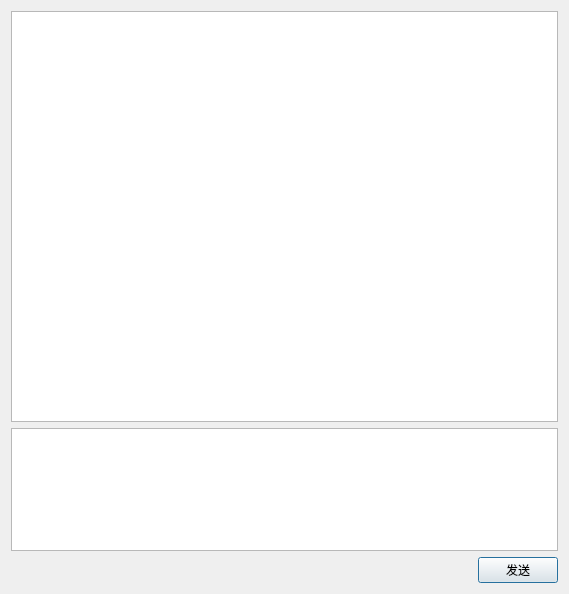
The window that iChat/chat.ui (denglfs/Chat) describes before a commit, drawn with Qt 5.
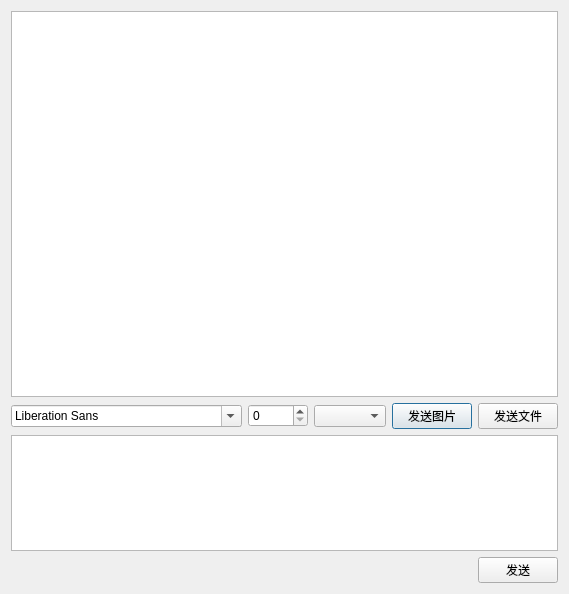
The same window after the commit.

The edit to the form file:
```diff
--- a/iChat/chat.ui
+++ b/iChat/chat.ui
@@ -19,7 +19,7 @@
   <property name="statusTip">
    <string/>
   </property>
-  <layout class="QVBoxLayout" name="verticalLayout" stretch="10,3,1">
+  <layout class="QVBoxLayout" name="verticalLayout" stretch="10,0,3,1">
    <item>
     <widget class="QTextBrowser" name="textBrowser">
      <property name="mouseTracking">
@@ -36,6 +36,33 @@
      </property>
     </widget>
    </item>
+   <item>
+    <layout class="QHBoxLayout" name="horizontalLayout_2">
+     <item>
+      <widget class="QFontComboBox" name="fontComboBox"/>
+     </item>
+     <item>
+      <widget class="QSpinBox" name="spinBox"/>
+     </item>
+     <item>
+      <widget class="QComboBox" name="comboBox"/>
+     </item>
+     <item>
+      <widget class="QPushButton" name="pushButton">
+       <property name="text">
+        <string>发送图片</string>
+       </property>
+      </widget>
+     </item>
+     <item>
+      <widget class="QPushButton" name="sendFileButton">
+       <property name="text">
+        <string>发送文件</string>
+       </property>
+      </widget>
+     </item>
+    </layout>
+   </item>
    <item>
     <widget class="QTextEdit" name="textEdit">
      <property name="mouseTracking">
```
